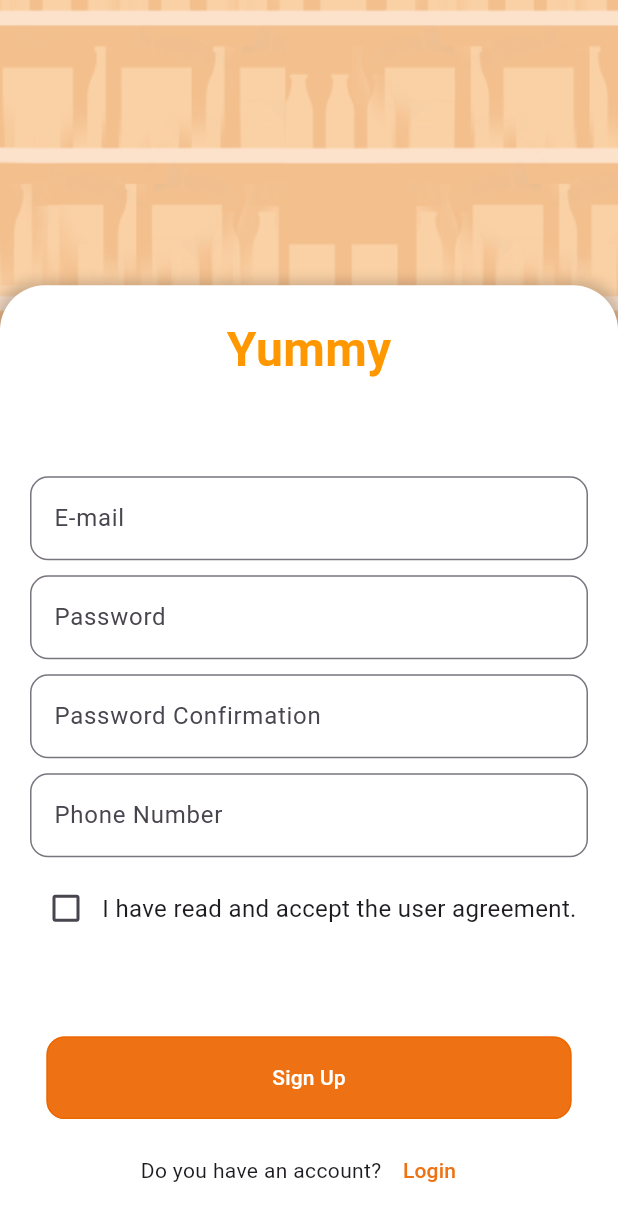
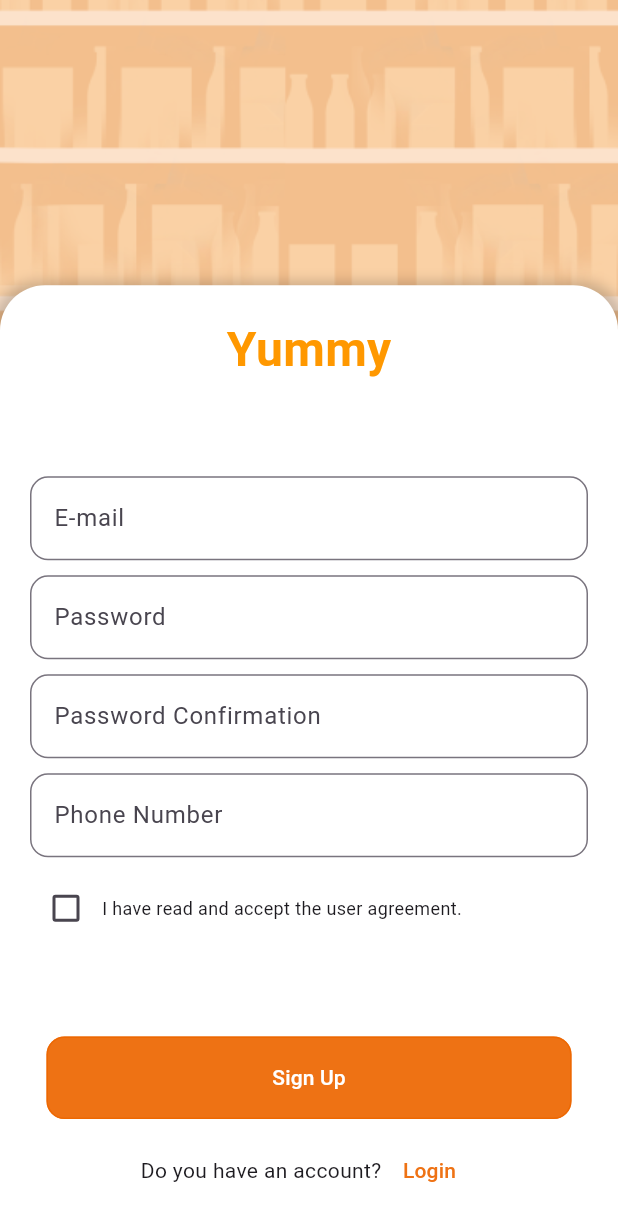
Before and after one commit to huzeyfeyetkiner/school-project, a Flutter app: the screen it shows after launch, after a tap on "Sign Up", on a phone screen of 412 x 824 dp. Shown: the top 1221 px of the screen. Run offline on Flutter 3.47's test engine with Material 3 defaults, Android fonts, the phone set to English and light mode, and no system bars.

Commit message:
minor: font size changed

```diff
--- a/lib/signupscreen.dart
+++ b/lib/signupscreen.dart
@@ -146,7 +146,7 @@ class _SignupScreenState extends State<SignupScreen> {
                                     }),
                                 const Text(
                                   "I have read and accept the user agreement.",
-                                  style: TextStyle(fontSize: 16.0),
+                                  style: TextStyle(fontSize: 12.0),
                                 ),
                               ],
                             ),
```
